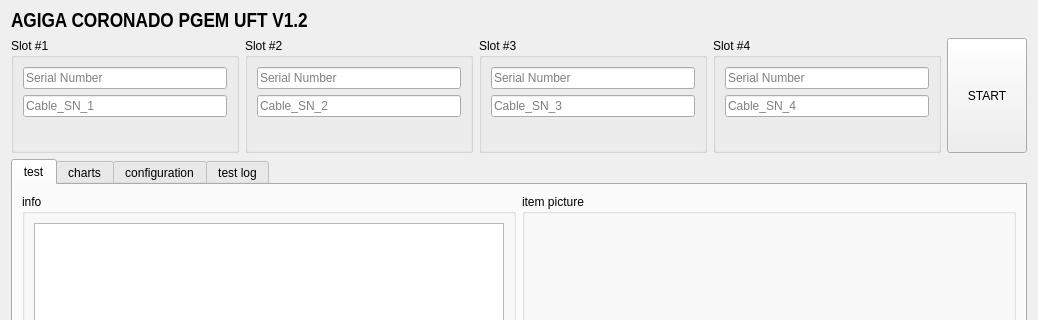
First picture: the form in src/UFT_GUI/UFT_Ui.ui, repository hardanimal/UFT_Legacy, before the edit; both pictures show x 0 to 1038 and y 0 to 320 of the 1038 by 722 pixel window.
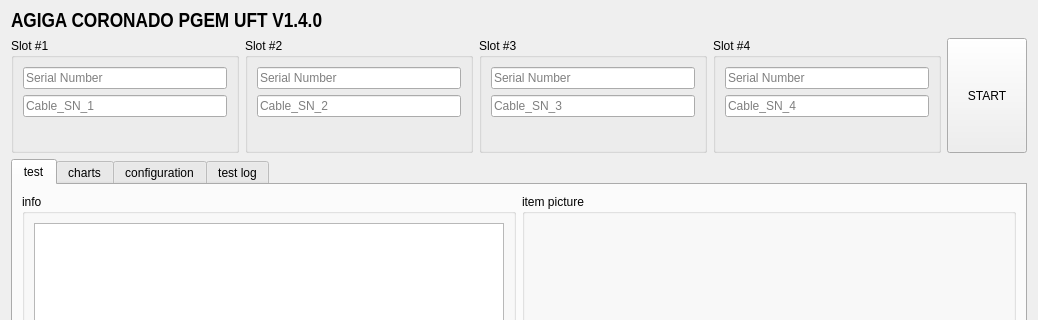
Second picture: the form after the edit. Custom widgets are drawn as their Qt base class.

```diff
--- a/src/UFT_GUI/UFT_Ui.ui
+++ b/src/UFT_GUI/UFT_Ui.ui
@@ -453,7 +453,7 @@
       <bool>false</bool>
      </property>
      <property name="text">
-      <string>AGIGA CORONADO PGEM UFT V1.2</string>
+      <string>AGIGA CORONADO PGEM UFT V1.4.0</string>
      </property>
      <property name="textFormat">
       <enum>Qt::AutoText</enum>
```
